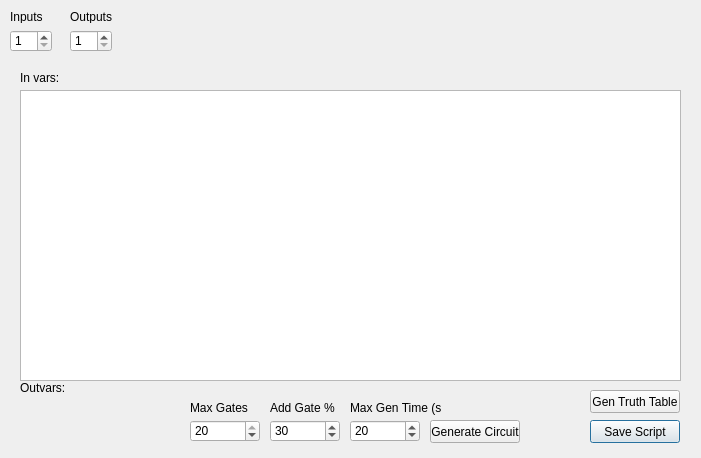
This is Application/Logic_Gate_Simulator/Dialogs/dlg_editscript.ui in ElliotHarding/Logic-Gate-Simulator as Qt 5 draws it before an edit. The edited form follows.
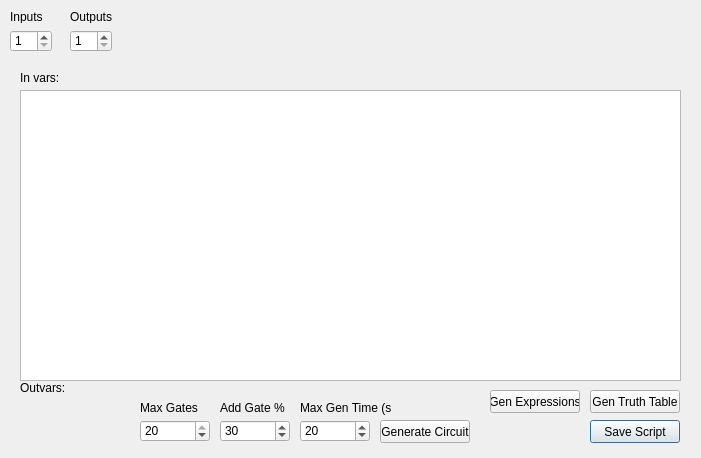
This is the edited form. Icons and pictures are not drawn.

Commit message: wip - broken commit - show expressions

```diff
--- a/Application/Logic_Gate_Simulator/Dialogs/dlg_editscript.ui
+++ b/Application/Logic_Gate_Simulator/Dialogs/dlg_editscript.ui
@@ -123,7 +123,7 @@
   <widget class="QPushButton" name="btn_genCircuit">
    <property name="geometry">
     <rect>
-     <x>430</x>
+     <x>380</x>
      <y>420</y>
      <width>90</width>
      <height>23</height>
@@ -149,7 +149,7 @@
   <widget class="QSpinBox" name="spinBox_maxGenTime">
    <property name="geometry">
     <rect>
-     <x>350</x>
+     <x>300</x>
      <y>420</y>
      <width>70</width>
      <height>22</height>
@@ -168,7 +168,7 @@
   <widget class="QLabel" name="lbl_maxGenTime">
    <property name="geometry">
     <rect>
-     <x>350</x>
+     <x>300</x>
      <y>400</y>
      <width>91</width>
      <height>16</height>
@@ -181,7 +181,7 @@
   <widget class="QSpinBox" name="spinBox_addGateChance">
    <property name="geometry">
     <rect>
-     <x>270</x>
+     <x>220</x>
      <y>420</y>
      <width>70</width>
      <height>22</height>
@@ -200,7 +200,7 @@
   <widget class="QLabel" name="lbl_addGateChance">
    <property name="geometry">
     <rect>
-     <x>270</x>
+     <x>220</x>
      <y>400</y>
      <width>91</width>
      <height>16</height>
@@ -213,7 +213,7 @@
   <widget class="QLabel" name="lbl_maxGates">
    <property name="geometry">
     <rect>
-     <x>190</x>
+     <x>140</x>
      <y>400</y>
      <width>91</width>
      <height>16</height>
@@ -226,7 +226,7 @@
   <widget class="QSpinBox" name="spinBox_maxGates">
    <property name="geometry">
     <rect>
-     <x>190</x>
+     <x>140</x>
      <y>420</y>
      <width>70</width>
      <height>22</height>
@@ -303,6 +303,19 @@
     <bool>true</bool>
    </property>
   </widget>
+  <widget class="QPushButton" name="btn_genExpressions">
+   <property name="geometry">
+    <rect>
+     <x>490</x>
+     <y>390</y>
+     <width>90</width>
+     <height>23</height>
+    </rect>
+   </property>
+   <property name="text">
+    <string>Gen Expressions</string>
+   </property>
+  </widget>
  </widget>
  <resources/>
  <connections/>
```
Left out of the diff: 8 changed lines with no effect on the pictures. The commit also changes 7 other files.
